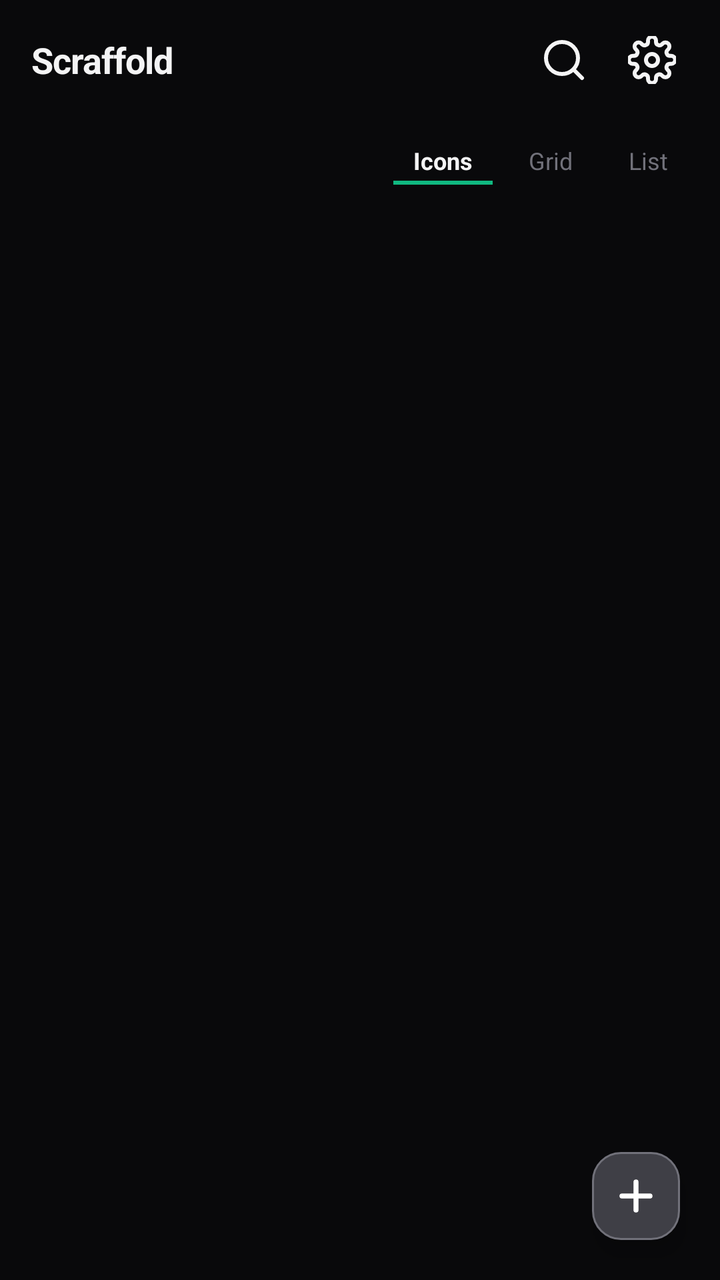
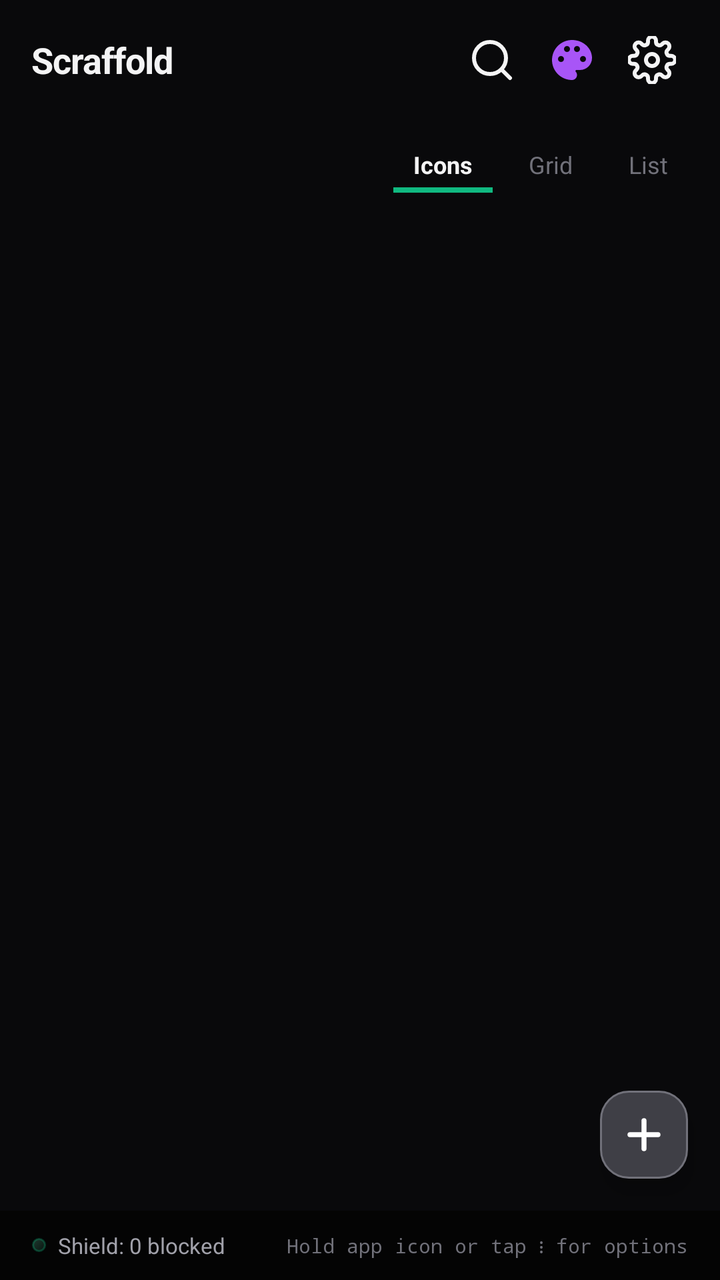

The first picture is an Android layout as it rendered before a commit; the second is the same layout after the commit. The layout source and the unified diff follow.
<!-- AndroidManifest.xml: application theme Theme.Scaffold -->
<!-- res/layout/activity_main.xml -->
<?xml version="1.0" encoding="utf-8"?>
<androidx.constraintlayout.widget.ConstraintLayout xmlns:android="http://schemas.android.com/apk/res/android"
    xmlns:app="http://schemas.android.com/apk/res-auto"
    android:id="@+id/main_root_layout"
    android:layout_width="match_parent"
    android:layout_height="match_parent"
    android:background="@color/bg_primary">

    
    <LinearLayout
        android:id="@+id/header_layout"
        android:layout_width="match_parent"
        android:layout_height="wrap_content"
        android:orientation="horizontal"
        android:gravity="center_vertical"
        android:paddingHorizontal="16dp"
        android:paddingVertical="12dp"
        android:background="#15121215"
        app:layout_constraintTop_toTopOf="parent">

        <TextView
            android:id="@+id/tv_app_title"
            android:layout_width="0dp"
            android:layout_height="wrap_content"
            android:layout_weight="1"
            android:text="@string/shelf_title"
            android:textColor="@color/text_primary"
            android:textSize="18sp"
            android:textStyle="bold"
            android:letterSpacing="-0.02" />

        
        <ImageButton
            android:id="@+id/btn_toggle_search"
            android:layout_width="36dp"
            android:layout_height="36dp"
            android:background="?attr/selectableItemBackgroundBorderless"
            android:src="@drawable/ic_search"
            android:contentDescription="Search" />

        
        <ImageButton
            android:id="@+id/btn_settings"
            android:layout_width="36dp"
            android:layout_height="36dp"
            android:layout_marginStart="8dp"
            android:background="?attr/selectableItemBackgroundBorderless"
            android:src="@drawable/ic_settings"
            android:contentDescription="Settings" />
    </LinearLayout>

    
    <FrameLayout
        android:id="@+id/search_container"
        android:layout_width="match_parent"
        android:layout_height="wrap_content"
        android:visibility="gone"
        android:paddingHorizontal="14dp"
        android:paddingBottom="8dp"
        android:background="#15121215"
        app:layout_constraintTop_toBottomOf="@id/header_layout">

        <EditText
            android:id="@+id/et_search"
            android:layout_width="match_parent"
            android:layout_height="38dp"
            android:background="@drawable/bg_card"
            android:paddingHorizontal="12dp"
            android:hint="@string/search_hint"
            android:textColor="@color/text_primary"
            android:textColorHint="@color/text_muted"
            android:textSize="13sp"
            android:imeOptions="actionSearch"
            android:inputType="text" />
    </FrameLayout>

    
    <LinearLayout
        android:id="@+id/layout_switcher_container"
        android:layout_width="match_parent"
        android:layout_height="wrap_content"
        android:orientation="horizontal"
        android:gravity="end|center_vertical"
        android:paddingHorizontal="16dp"
        android:paddingVertical="8dp"
        app:layout_constraintTop_toBottomOf="@id/search_container">

        <TextView
            android:id="@+id/tab_icons"
            android:layout_width="wrap_content"
            android:layout_height="wrap_content"
            android:text="@string/view_icons"
            android:textColor="@color/text_primary"
            android:textSize="12sp"
            android:textStyle="bold"
            android:paddingHorizontal="10dp"
            android:paddingVertical="4dp"
            android:background="@drawable/bg_tab_active" />

        <TextView
            android:id="@+id/tab_grid"
            android:layout_width="wrap_content"
            android:layout_height="wrap_content"
            android:text="@string/view_grid"
            android:textColor="@color/text_muted"
            android:textSize="12sp"
            android:paddingHorizontal="10dp"
            android:paddingVertical="4dp"
            android:layout_marginStart="8dp"
            android:background="@drawable/bg_tab_inactive" />

        <TextView
            android:id="@+id/tab_list"
            android:layout_width="wrap_content"
            android:layout_height="wrap_content"
            android:text="@string/view_list"
            android:textColor="@color/text_muted"
            android:textSize="12sp"
            android:paddingHorizontal="10dp"
            android:paddingVertical="4dp"
            android:layout_marginStart="8dp"
            android:background="@drawable/bg_tab_inactive" />
    </LinearLayout>

    
    <LinearLayout
        android:id="@+id/empty_state_container"
        android:layout_width="match_parent"
        android:layout_height="0dp"
        android:orientation="vertical"
        android:gravity="center"
        android:visibility="gone"
        android:padding="24dp"
        app:layout_constraintTop_toBottomOf="@id/layout_switcher_container"
        app:layout_constraintBottom_toBottomOf="parent">

        <FrameLayout
            android:layout_width="64dp"
            android:layout_height="64dp"
            android:background="@drawable/bg_squircle_emerald">

            <ImageView
                android:layout_width="28dp"
                android:layout_height="28dp"
                android:layout_gravity="center"
                android:src="@drawable/ic_add"
                app:tint="@color/accent_emerald"
                android:contentDescription="Add App" />
        </FrameLayout>

        <TextView
            android:layout_width="wrap_content"
            android:layout_height="wrap_content"
            android:layout_marginTop="14dp"
            android:text="Your shelf is empty"
            android:textColor="@color/text_primary"
            android:textSize="15sp"
            android:textStyle="bold" />

        <TextView
            android:layout_width="wrap_content"
            android:layout_height="wrap_content"
            android:layout_marginTop="4dp"
            android:text="Tap + below to add your first WebApp"
            android:textColor="@color/text_muted"
            android:textSize="12sp" />
    </LinearLayout>

    
    <androidx.recyclerview.widget.RecyclerView
        android:id="@+id/rv_shelf"
        android:layout_width="match_parent"
        android:layout_height="0dp"
        android:paddingHorizontal="8dp"
        android:paddingTop="6dp"
        android:paddingBottom="76dp"
        android:clipToPadding="false"
        app:layout_constraintTop_toBottomOf="@id/layout_switcher_container"
        app:layout_constraintBottom_toBottomOf="parent" />

    
    <ImageButton
        android:id="@+id/fab_add_app"
        android:layout_width="44dp"
        android:layout_height="44dp"
        android:layout_margin="20dp"
        android:background="@drawable/bg_fab"
        android:src="@drawable/ic_add"
        android:scaleType="centerInside"
        android:elevation="6dp"
        app:layout_constraintBottom_toBottomOf="parent"
        app:layout_constraintEnd_toEndOf="parent"
        android:contentDescription="@string/add_web_app" />

</androidx.constraintlayout.widget.ConstraintLayout>
<!-- resources referenced by this layout -->
<resources>
  <color name="accent_emerald">#10B981</color>
  <color name="bg_primary">#09090B</color>
  <color name="text_muted">#71717A</color>
  <color name="text_primary">#F4F4F5</color>
  <!-- drawable bg_card (drawable) -->
  <?xml version="1.0" encoding="utf-8"?>
  <shape xmlns:android="http://schemas.android.com/apk/res/android"
      android:shape="rectangle">
      <solid android:color="@color/bg_surface" />
      <stroke
          android:width="1dp"
          android:color="@color/border_primary" />
      <corners android:radius="10dp" />
  </shape>
  <!-- drawable bg_fab (drawable) -->
  <?xml version="1.0" encoding="utf-8"?>
  <ripple xmlns:android="http://schemas.android.com/apk/res/android"
      android:color="#52525B">
      <item>
          <shape android:shape="rectangle">
              <solid android:color="#3F3F46" />
              <stroke
                  android:width="1dp"
                  android:color="#71717A" />
              <corners android:radius="14dp" />
          </shape>
      </item>
  </ripple>
  <!-- drawable bg_squircle_emerald (drawable) -->
  <?xml version="1.0" encoding="utf-8"?>
  <shape xmlns:android="http://schemas.android.com/apk/res/android"
      android:shape="rectangle">
      <gradient
          android:type="linear"
          android:angle="315"
          android:startColor="#1E3A2F"
          android:endColor="#091410" />
      <stroke
          android:width="1dp"
          android:color="#4D10B981" />
      <corners android:radius="14dp" />
  </shape>
  <!-- drawable bg_tab_active (drawable) -->
  <?xml version="1.0" encoding="utf-8"?>
  <layer-list xmlns:android="http://schemas.android.com/apk/res/android">
      <item
          android:top="-2dp"
          android:left="-2dp"
          android:right="-2dp">
          <shape android:shape="rectangle">
              <stroke
                  android:width="2dp"
                  android:color="@color/accent_emerald" />
              <solid android:color="@android:color/transparent" />
          </shape>
      </item>
  </layer-list>
  <!-- drawable bg_tab_inactive (drawable) -->
  <?xml version="1.0" encoding="utf-8"?>
  <shape xmlns:android="http://schemas.android.com/apk/res/android"
      android:shape="rectangle">
      <solid android:color="@android:color/transparent" />
  </shape>
  <!-- drawable ic_add (drawable) -->
  <vector xmlns:android="http://schemas.android.com/apk/res/android"
      android:width="24dp"
      android:height="24dp"
      android:viewportWidth="24"
      android:viewportHeight="24">
      <path
          android:strokeColor="#FFFFFF"
          android:strokeWidth="2.5"
          android:strokeLineCap="round"
          android:strokeLineJoin="round"
          android:pathData="M12,5 L12,19 M5,12 L19,12" />
  </vector>
  <string name="add_web_app">Add WebApp</string>
  <string name="search_hint">Search apps or domains...</string>
  <string name="shelf_title">Scraffold</string>
  <string name="view_grid">Grid</string>
  <string name="view_icons">Icons</string>
  <string name="view_list">List</string>
  <color name="bg_surface">#121215</color>
  <color name="border_primary">#27272A</color>
  <color name="text_on_accent">#000000</color>
  <!-- unchanged entries left out for length: 3 -->
</resources>

<!-- the commit's change to res/layout/activity_main.xml (unified diff, before → after) -->
@@ -40,10 +40,20 @@
 
         
         <ImageButton
+            android:id="@+id/btn_theme"
+            android:layout_width="36dp"
+            android:layout_height="36dp"
+            android:layout_marginStart="4dp"
+            android:background="?attr/selectableItemBackgroundBorderless"
+            android:src="@drawable/ic_palette"
+            android:contentDescription="Cosmic Theme" />
+
+        
+        <ImageButton
             android:id="@+id/btn_settings"
             android:layout_width="36dp"
             android:layout_height="36dp"
-            android:layout_marginStart="8dp"
+            android:layout_marginStart="4dp"
             android:background="?attr/selectableItemBackgroundBorderless"
             android:src="@drawable/ic_settings"
             android:contentDescription="Settings" />
@@ -94,7 +104,7 @@
             android:textSize="12sp"
             android:textStyle="bold"
             android:paddingHorizontal="10dp"
-            android:paddingVertical="4dp"
+            android:paddingVertical="6dp"
             android:background="@drawable/bg_tab_active" />
 
         <TextView
@@ -105,7 +115,7 @@
             android:textColor="@color/text_muted"
             android:textSize="12sp"
             android:paddingHorizontal="10dp"
-            android:paddingVertical="4dp"
+            android:paddingVertical="6dp"
             android:layout_marginStart="8dp"
             android:background="@drawable/bg_tab_inactive" />
 
@@ -117,7 +127,7 @@
             android:textColor="@color/text_muted"
             android:textSize="12sp"
             android:paddingHorizontal="10dp"
-            android:paddingVertical="4dp"
+            android:paddingVertical="6dp"
             android:layout_marginStart="8dp"
             android:background="@drawable/bg_tab_inactive" />
     </LinearLayout>
@@ -132,7 +142,7 @@
         android:visibility="gone"
         android:padding="24dp"
         app:layout_constraintTop_toBottomOf="@id/layout_switcher_container"
-        app:layout_constraintBottom_toBottomOf="parent">
+        app:layout_constraintBottom_toTopOf="@id/shelf_bottom_bar">
 
         <FrameLayout
             android:layout_width="64dp"
@@ -173,23 +183,68 @@
         android:layout_height="0dp"
         android:paddingHorizontal="8dp"
         android:paddingTop="6dp"
-        android:paddingBottom="76dp"
+        android:paddingBottom="16dp"
         android:clipToPadding="false"
         app:layout_constraintTop_toBottomOf="@id/layout_switcher_container"
-        app:layout_constraintBottom_toBottomOf="parent" />
+        app:layout_constraintBottom_toTopOf="@id/shelf_bottom_bar" />
 
     
     <ImageButton
         android:id="@+id/fab_add_app"
         android:layout_width="44dp"
         android:layout_height="44dp"
-        android:layout_margin="20dp"
+        android:layout_marginEnd="16dp"
+        android:layout_marginBottom="16dp"
         android:background="@drawable/bg_fab"
         android:src="@drawable/ic_add"
         android:scaleType="centerInside"
         android:elevation="6dp"
-        app:layout_constraintBottom_toBottomOf="parent"
+        app:layout_constraintBottom_toTopOf="@id/shelf_bottom_bar"
         app:layout_constraintEnd_toEndOf="parent"
         android:contentDescription="@string/add_web_app" />
 
+    
+    <LinearLayout
+        android:id="@+id/shelf_bottom_bar"
+        android:layout_width="match_parent"
+        android:layout_height="wrap_content"
+        android:orientation="horizontal"
+        android:gravity="center_vertical"
+        android:paddingHorizontal="16dp"
+        android:paddingVertical="10dp"
+        android:background="#99000000"
+        app:layout_constraintBottom_toBottomOf="parent">
+
+        
+        <LinearLayout
+            android:layout_width="0dp"
+            android:layout_height="wrap_content"
+            android:layout_weight="1"
+            android:orientation="horizontal"
+            android:gravity="center_vertical">
+
+            <View
+                android:layout_width="7dp"
+                android:layout_height="7dp"
+                android:background="@drawable/bg_squircle_emerald" />
+
+            <TextView
+                android:id="@+id/tv_shelf_shield_count"
+                android:layout_width="wrap_content"
+                android:layout_height="wrap_content"
+                android:layout_marginStart="6dp"
+                android:text="Shield: 0 blocked"
+                android:textColor="@color/text_secondary"
+                android:textSize="11sp" />
+        </LinearLayout>
+
+        <TextView
+            android:layout_width="wrap_content"
+            android:layout_height="wrap_content"
+            android:text="Hold app icon or tap ⋮ for options"
+            android:textColor="@color/text_muted"
+            android:textSize="10sp"
+            android:fontFamily="monospace" />
+    </LinearLayout>
+
 </androidx.constraintlayout.widget.ConstraintLayout>
<!-- resource entries referenced after the edit -->
@@ -4,6 +4,7 @@
   <color name="bg_primary">#09090B</color>
   <color name="text_muted">#71717A</color>
   <color name="text_primary">#F4F4F5</color>
+  <color name="text_secondary">#A1A1AA</color>
   <!-- drawable bg_card (drawable) -->
   <?xml version="1.0" encoding="utf-8"?>
   <shape xmlns:android="http://schemas.android.com/apk/res/android"
@@ -45,15 +46,10 @@
   <!-- drawable bg_tab_active (drawable) -->
   <?xml version="1.0" encoding="utf-8"?>
   <layer-list xmlns:android="http://schemas.android.com/apk/res/android">
-      <item
-          android:top="-2dp"
-          android:left="-2dp"
-          android:right="-2dp">
+      <item android:gravity="bottom">
           <shape android:shape="rectangle">
-              <stroke
-                  android:width="2dp"
-                  android:color="@color/accent_emerald" />
-              <solid android:color="@android:color/transparent" />
+              <size android:height="2.5dp" />
+              <solid android:color="@color/accent_emerald" />
           </shape>
       </item>
   </layer-list>
@@ -76,6 +72,16 @@
           android:strokeLineJoin="round"
           android:pathData="M12,5 L12,19 M5,12 L19,12" />
   </vector>
+  <!-- drawable ic_palette (drawable) -->
+  <vector xmlns:android="http://schemas.android.com/apk/res/android"
+      android:width="24dp"
+      android:height="24dp"
+      android:viewportWidth="24"
+      android:viewportHeight="24">
+    <path
+        android:fillColor="#A855F7"
+        android:pathData="M12,2C6.49,2 2,6.49 2,12s4.49,10 10,10c1.38,0 2.5,-1.12 2.5,-2.5 0,-0.61 -0.23,-1.2 -0.64,-1.67 -0.08,-0.1 -0.13,-0.21 -0.13,-0.33 0,-0.28 0.22,-0.5 0.5,-0.5H16c3.31,0 6,-2.69 6,-6 0,-4.96 -4.49,-9 -10,-9zM6.5,13c-0.83,0 -1.5,-0.67 -1.5,-1.5S5.67,10 6.5,10s1.5,0.67 1.5,1.5S7.33,13 6.5,13zM9.5,8C8.67,8 8,7.33 8,6.5S8.67,5 9.5,5s1.5,0.67 1.5,1.5S10.33,8 9.5,8zM14.5,8c-0.83,0 -1.5,-0.67 -1.5,-1.5S13.67,5 14.5,5s1.5,0.67 1.5,1.5S15.33,8 14.5,8zM17.5,13c-0.83,0 -1.5,-0.67 -1.5,-1.5s0.67,-1.5 1.5,-1.5 1.5,0.67 1.5,1.5 -0.67,1.5 -1.5,1.5z"/>
+  </vector>
   <string name="add_web_app">Add WebApp</string>
   <string name="search_hint">Search apps or domains...</string>
   <string name="shelf_title">Scraffold</string>
